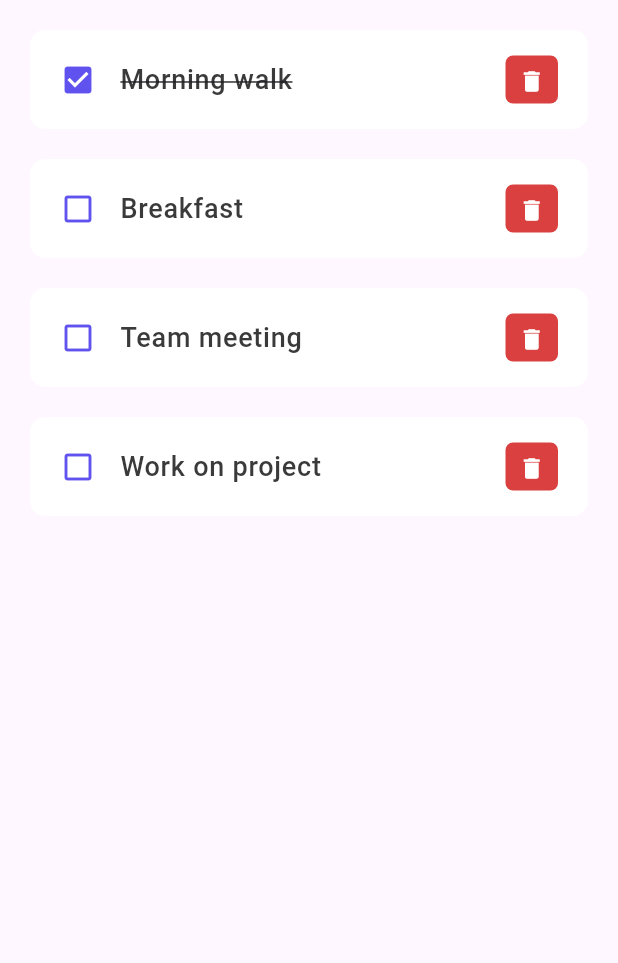
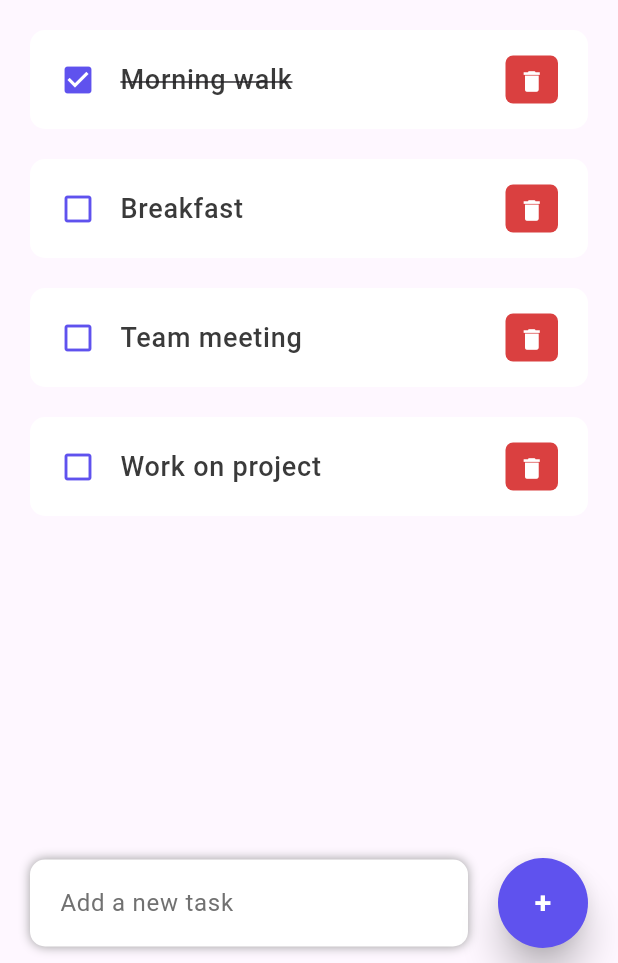
Before and after one commit to tranhuutuan261103/to-do-list-flutter, a Flutter app: the screen it shows after launch, on a phone screen of 412 x 824 dp, the part 273-1236 px from its top. Run offline on Flutter 3.47's test engine with Material 3 defaults, Android fonts, the phone set to English and light mode, and no system bars.

Commit message:
feat: [Learn Flutter] Create add todo item section

```diff
--- a/lib/screens/home.dart
+++ b/lib/screens/home.dart
@@ -14,7 +14,9 @@ class Home extends StatelessWidget {
   Widget build(BuildContext context) {
     return Scaffold(
         appBar: _buildAppBar(),
-        body: Container(
+        body: Stack(
+          children: [
+            Container(
               padding: const EdgeInsets.symmetric(
                 horizontal: 20,
                 vertical: 15,
@@ -33,14 +35,64 @@ class Home extends StatelessWidget {
                                 color: tdBlack,
                                 fontWeight: FontWeight.w500)),
                       ),
-                    ...todoList
-                        .map((todo) => ToDoItem(
+                      ...todoList.map((todo) => ToDoItem(
                             key: ValueKey(todo.id),
-                              todo: todo,))
+                            todo: todo,
+                          ))
                     ],
                   ))
                 ],
               ),
+            ),
+            Align(
+              alignment: Alignment.bottomCenter,
+              child: Row(
+                children: [
+                  Expanded(
+                      child: Container(
+                          margin: const EdgeInsets.only(
+                              left: 20, right: 20, bottom: 10),
+                          padding: const EdgeInsets.symmetric(
+                              horizontal: 10, vertical: 5),
+                          decoration: BoxDecoration(
+                            color: Colors.white,
+                            boxShadow: const [
+                              BoxShadow(
+                                  color: Colors.grey,
+                                  offset: Offset(0.0, 0.0),
+                                  blurRadius: 5.0,
+                                  spreadRadius: 0.0),
+                            ],
+                            borderRadius: BorderRadius.circular(10),
+                          ),
+                          child: const TextField(
+                            decoration: InputDecoration(
+                              contentPadding: EdgeInsets.all(10),
+                              border: InputBorder.none,
+                              hintText: 'Add a new task',
+                              hintStyle: TextStyle(color: tdGrey),
+                            ),
+                          ))),
+                  Container(
+                    margin: const EdgeInsets.only(right: 20, bottom: 10),
+                    child: ElevatedButton(
+                      onPressed: () => print('Add Task'),
+                      style: ElevatedButton.styleFrom(
+                        backgroundColor: tdBlue,
+                        minimumSize: const Size(60, 60),
+                        elevation: 10,
+                      ),
+                      child: const Text('+',
+                          style: TextStyle(
+                              color: Colors.white,
+                              fontSize: 20,
+                              fontWeight: FontWeight.bold)),
+                    ),
+                  )
+                ],
+              ),
+            )
+          ],
         ));
   }
 }
```
Lines whose indentation alone changed are shown as unchanged.
